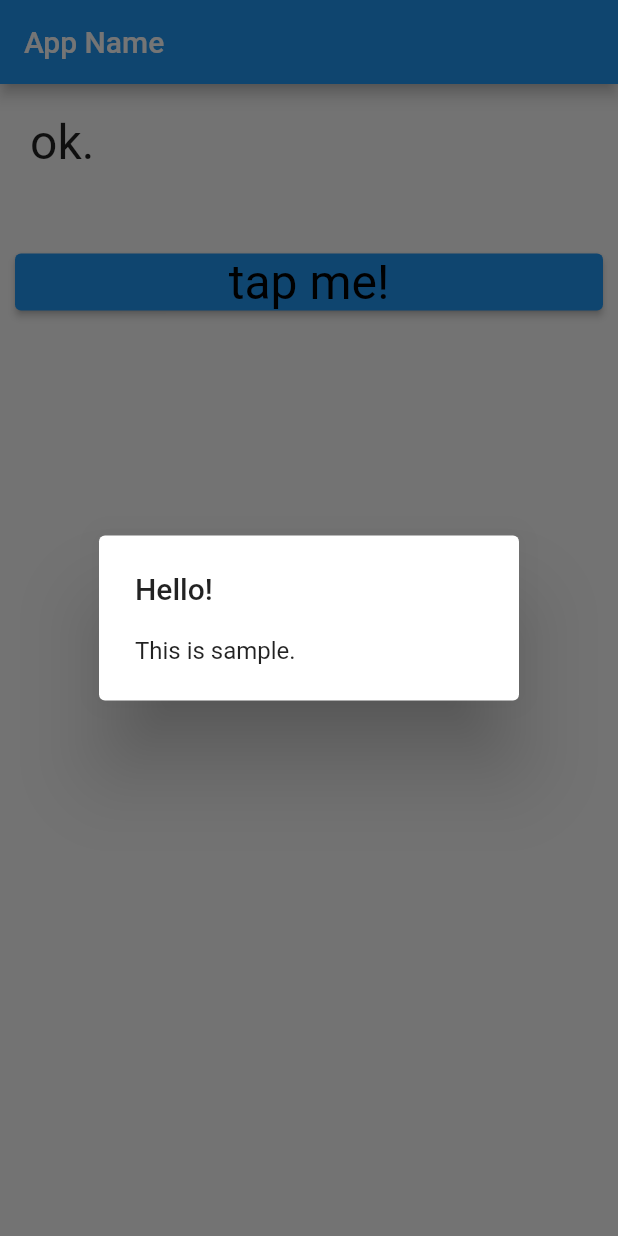
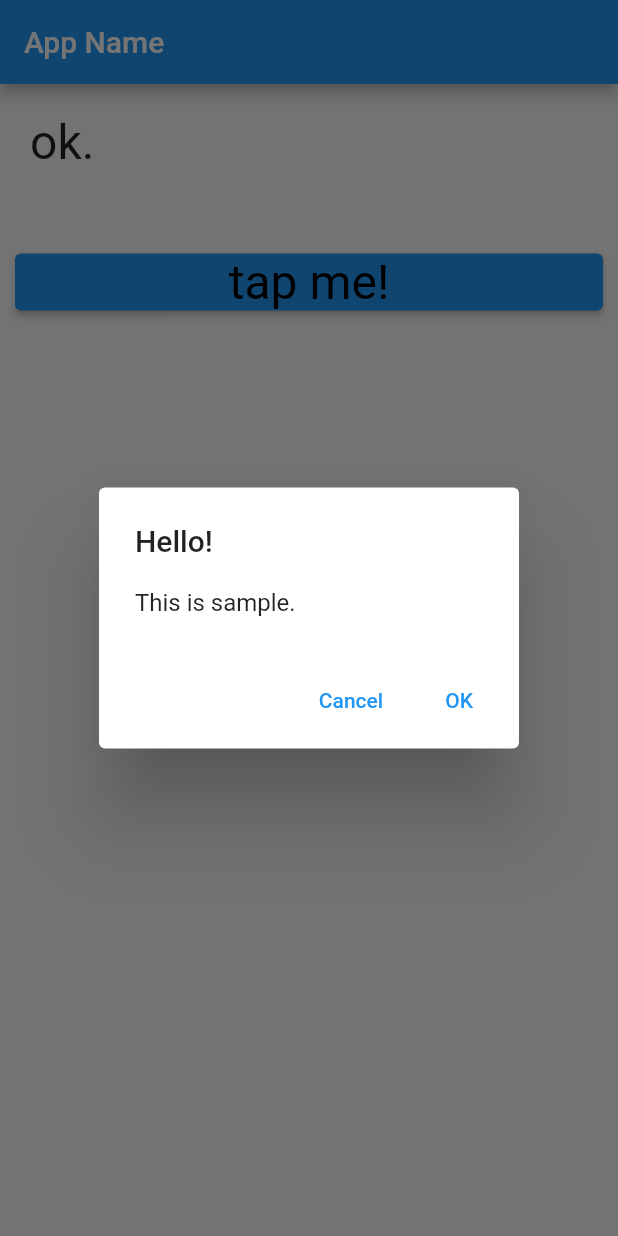
Before and after one commit to naokimakino/introduction-to-flutter3, a Flutter app: the screen it shows after launch, after a tap on "tap me!", on a phone screen of 412 x 824 dp. Run offline on Flutter 3.47's test engine with Material 2 defaults, Android fonts, the phone set to English and light mode, and no system bars.

Commit message:
feat(chapter3): list3_17

```diff
--- a/chapter3/lib/main.dart
+++ b/chapter3/lib/main.dart
@@ -28,7 +28,7 @@ class MyHomePage extends StatefulWidget {
 }
 
 class _MyHomePageState extends State<MyHomePage> {
-  static const _message = 'ok.';
+  static var _message = 'ok.';
 
   @override
   Widget build(BuildContext context) {
@@ -42,11 +42,11 @@ class _MyHomePageState extends State<MyHomePage> {
                 mainAxisSize: MainAxisSize.max,
                 crossAxisAlignment: CrossAxisAlignment.stretch,
                 children: <Widget>[
-              const Padding(
-                padding: EdgeInsets.all(20.0),
+              Padding(
+                padding: const EdgeInsets.all(20.0),
                 child: Text(
                   _message,
-                  style: TextStyle(
+                  style: const TextStyle(
                       fontSize: 32.0,
                       fontWeight: FontWeight.w400,
                       fontFamily: "Roboto"),
@@ -76,9 +76,25 @@ class _MyHomePageState extends State<MyHomePage> {
   void buttonPressed() {
     showDialog(
         context: context,
-        builder: (BuildContext context) => const AlertDialog(
+        builder: (BuildContext context) => AlertDialog(
               title: Text("Hello!"),
               content: Text("This is sample."),
-            ));
+              actions: <Widget>[
+                TextButton(
+                  child: Text('Cancel'),
+                  onPressed: () => Navigator.pop<String>(context, 'Cancel'),
+                ),
+                TextButton(
+                  child: Text('OK'),
+                  onPressed: () => Navigator.pop<String>(context, 'OK'),
+                )
+              ],
+            )).then<void>((value) => resultAlert(value));
+  }
+
+  void resultAlert(String value) {
+    setState(() {
+      _message = 'selected: $value';
+    });
   }
 }
```
